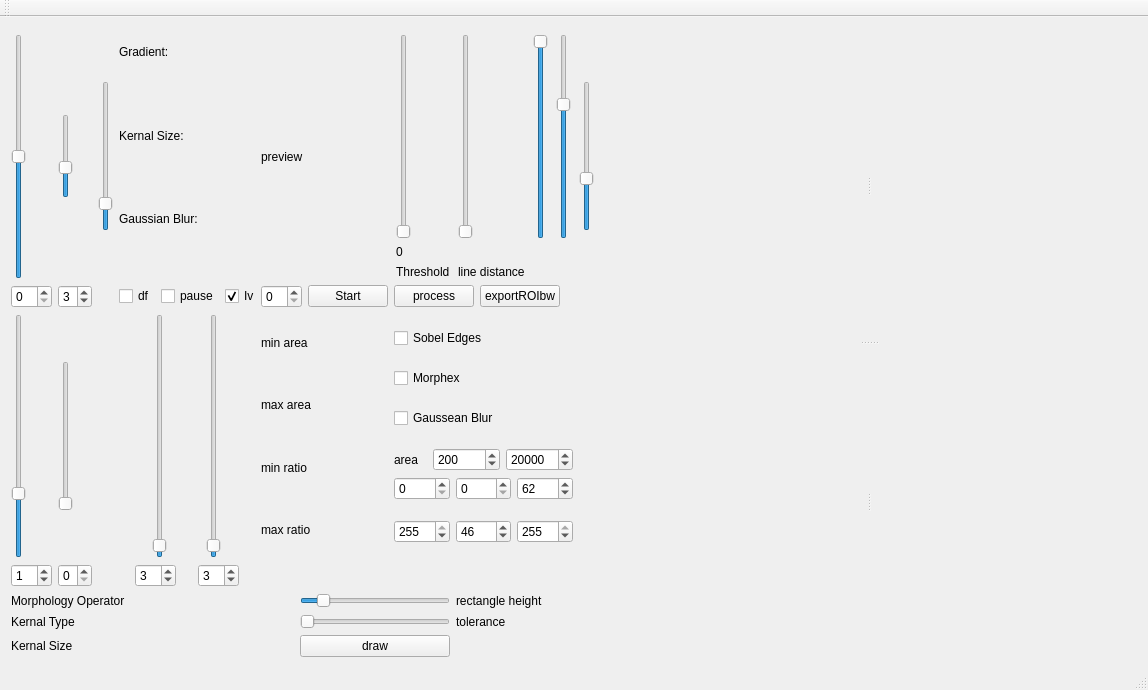
Qt form mainwindow.ui (CraigNielsen/TSR) before a commit.
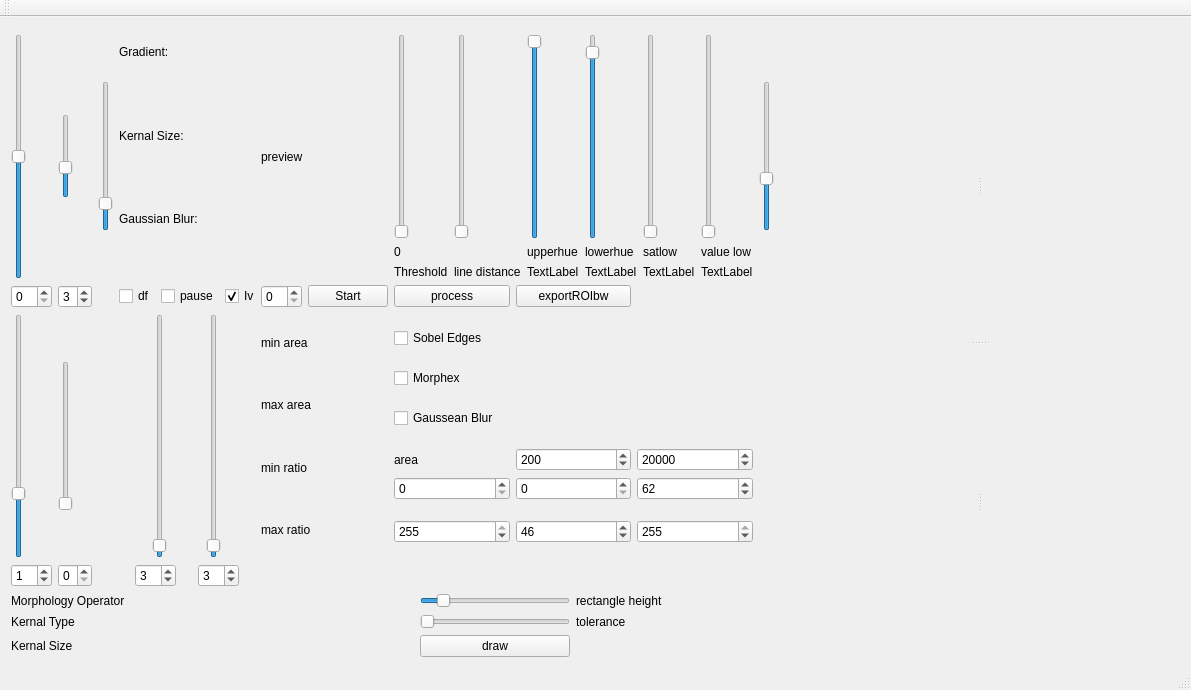
The same form after that commit.

What changed in the file:
```diff
--- a/mainwindow.ui
+++ b/mainwindow.ui
@@ -525,7 +525,7 @@
         <item row="0" column="2">
          <widget class="QSlider" name="hueslidertop">
           <property name="minimum">
-           <number>150</number>
+           <number>0</number>
           </property>
           <property name="maximum">
            <number>180</number>
@@ -588,7 +588,7 @@
         <item row="0" column="3">
          <widget class="QSlider" name="huesliderbottom">
           <property name="minimum">
-           <number>150</number>
+           <number>0</number>
           </property>
           <property name="maximum">
            <number>180</number>
@@ -601,6 +601,82 @@
           </property>
          </widget>
         </item>
+        <item row="0" column="4">
+         <widget class="QSlider" name="verticalSlider_2">
+          <property name="maximum">
+           <number>255</number>
+          </property>
+          <property name="orientation">
+           <enum>Qt::Vertical</enum>
+          </property>
+         </widget>
+        </item>
+        <item row="0" column="5">
+         <widget class="QSlider" name="verticalSlider_3">
+          <property name="maximum">
+           <number>255</number>
+          </property>
+          <property name="orientation">
+           <enum>Qt::Vertical</enum>
+          </property>
+         </widget>
+        </item>
+        <item row="1" column="2">
+         <widget class="QLabel" name="label_11">
+          <property name="text">
+           <string>upperhue</string>
+          </property>
+         </widget>
+        </item>
+        <item row="1" column="3">
+         <widget class="QLabel" name="label_14">
+          <property name="text">
+           <string>lowerhue</string>
+          </property>
+         </widget>
+        </item>
+        <item row="1" column="4">
+         <widget class="QLabel" name="label_15">
+          <property name="text">
+           <string>satlow</string>
+          </property>
+         </widget>
+        </item>
+        <item row="1" column="5">
+         <widget class="QLabel" name="label_16">
+          <property name="text">
+           <string>value low</string>
+          </property>
+         </widget>
+        </item>
+        <item row="2" column="2">
+         <widget class="QLabel" name="uH">
+          <property name="text">
+           <string>TextLabel</string>
+          </property>
+         </widget>
+        </item>
+        <item row="2" column="3">
+         <widget class="QLabel" name="lH">
+          <property name="text">
+           <string>TextLabel</string>
+          </property>
+         </widget>
+        </item>
+        <item row="2" column="4">
+         <widget class="QLabel" name="S">
+          <property name="text">
+           <string>TextLabel</string>
+          </property>
+         </widget>
+        </item>
+        <item row="2" column="5">
+         <widget class="QLabel" name="V">
+          <property name="text">
+           <string>TextLabel</string>
+          </property>
+         </widget>
+        </item>
        </layout>
       </item>
       <item row="2" column="5">
```
